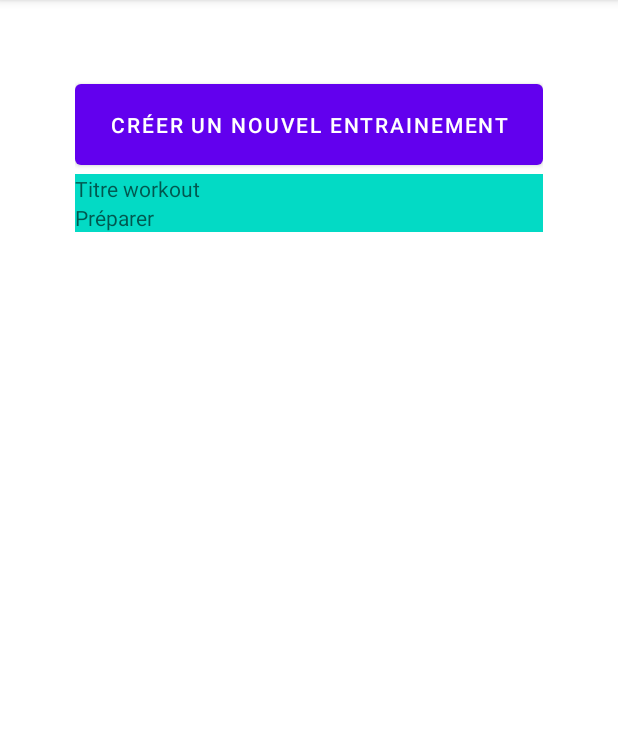
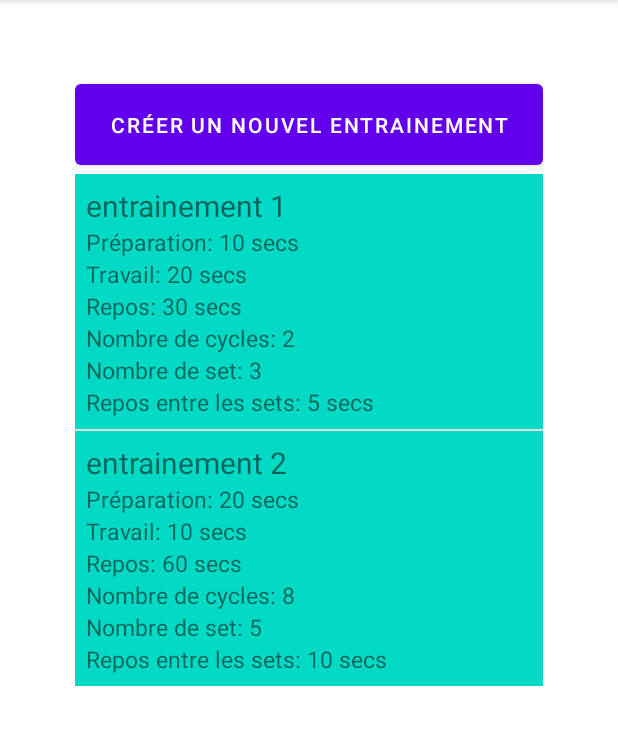
Before and after one commit to LamsaLL/tabata_timer, an Android app: the screen it shows after launch (MainActivity), on a phone screen of 412 x 824 dp, the part 84-829 px from its top. Run offline under Robolectric (Android 15) with nearby library versions, the phone set to English and light mode, and no system bars; our stand-ins replace Room's generated code.

Commit message:
feat(workout): set listView for workouts

```diff
--- a/app/src/main/java/com/example/amsallel_tabata_timer/MainActivity.java
+++ b/app/src/main/java/com/example/amsallel_tabata_timer/MainActivity.java
@@ -4,30 +4,85 @@ package com.example.amsallel_tabata_timer;
 import android.content.Intent;
 import android.os.AsyncTask;
 import android.view.View;
+import android.widget.AdapterView;
 import android.widget.Button;
 import androidx.appcompat.app.AppCompatActivity;
 import android.os.Bundle;
+import android.widget.ListView;
+import android.widget.Toast;
 
 import com.example.amsallel_tabata_timer.db.DatabaseClient;
 import com.example.amsallel_tabata_timer.db.Workout;
 
+import java.util.ArrayList;
 import java.util.List;
 
 public class MainActivity extends AppCompatActivity {
     private DatabaseClient mDb;
     private WorkoutsAdapter adapter;
 
+    // VIEW
+    private ListView workoutList;
+    private Button buttonAdd;
+
     @Override
     protected void onCreate(Bundle savedInstanceState) {
         super.onCreate(savedInstanceState);
         setContentView(R.layout.activity_main);
 
+        // get client database
         mDb = DatabaseClient.getInstance(getApplicationContext());
 
+        //get views
+        workoutList = findViewById(R.id.workoutList);
+        buttonAdd = findViewById(R.id.button_add);
+
+        // Link adapter to listView
+        adapter = new WorkoutsAdapter(this, new ArrayList<Workout>());
+        workoutList.setAdapter(adapter);
+
+//        // Event on add button
+//        buttonAdd.setOnClickListener(new View.OnClickListener() {
+//            @Override
+//            public void onClick(View view) {
+//                Intent intent = new Intent(MainActivity.this, AddTaskActivity.class);
+//                startActivityForResult(intent, REQUEST_CODE_ADD);
+//            }
+//        });
+
+        // Add click event to listView
+        workoutList.setOnItemClickListener(new AdapterView.OnItemClickListener() {
+            @Override
+            public void onItemClick(AdapterView<?> parent, View view, int position, long id) {
+
+                // Get the clicked workout thanks to adapter
+                Workout workout = adapter.getItem(position);
+
+                // Message
+                Toast.makeText(MainActivity.this, "Click : " + workout.getName(), Toast.LENGTH_SHORT).show();
+            }
+        });
+
+        // Add long click event to listView
+        workoutList.setOnItemLongClickListener(new AdapterView.OnItemLongClickListener() {
+
+            @Override
+            public boolean onItemLongClick(AdapterView<?> parent, View view, int position, long id) {
+
+                // Get the clicked workout thanks to adapter
+                Workout workout = adapter.getItem(position);
+
+                // Message
+                Toast.makeText(MainActivity.this, "LongClick : " + workout.getName(), Toast.LENGTH_SHORT).show();
+
+                return false;
+            }
+        });
+
+        //getTasks();
     }
 
     public void onAddWorkout(View view) {
-
         // Create new intent
         Intent AddWorkoutViewActivityIntent = new Intent(MainActivity.this, AddWorkoutActivity.class);
 
--- a/app/src/main/java/com/example/amsallel_tabata_timer/WorkoutsAdapter.java
+++ b/app/src/main/java/com/example/amsallel_tabata_timer/WorkoutsAdapter.java
@@ -36,13 +36,21 @@ public class WorkoutsAdapter extends ArrayAdapter<Workout> {
         final View rowView = inflater.inflate(R.layout.template_workout, parent, false);
 
         // Récupération des objets graphiques dans le template
-        //TextView textViewTask = (TextView) rowView.findViewById(R.id.textViewTask);
-        //TextView textViewDesc = (TextView) rowView.findViewById(R.id.textViewDesc);
+        TextView textViewWorkoutTitle = (TextView) rowView.findViewById(R.id.textViewWorkoutTitle);
+        TextView textViewPreparation = (TextView) rowView.findViewById(R.id.textViewPreparation);
+        TextView textViewWorkTime = (TextView) rowView.findViewById(R.id.textViewWork);
+        TextView textViewRestTime = (TextView) rowView.findViewById(R.id.textViewRest);
+        TextView textNumberOfCycles = (TextView) rowView.findViewById(R.id.textViewCycle);
+        TextView textNumberOfSets = (TextView) rowView.findViewById(R.id.textViewSet);
+        TextView textRestBtwSetsTime = (TextView) rowView.findViewById(R.id.textViewRestBtwSet);
 
-
-        //textViewTask.setText(workout.getLibelle());
-        //textViewDesc.setText(workout.getDescription());
-
+        textViewWorkoutTitle.setText(workout.getName());
+        textViewPreparation.setText("Préparation: " + workout.getPreparationTime() + " secs");
+        textViewWorkTime.setText("Travail: " + workout.getWorkTime() + " secs");
+        textViewRestTime.setText("Repos: " + workout.getRestTime() + " secs");
+        textNumberOfCycles.setText("Nombre de cycles: " + workout.getNumberOfCycles() );
+        textNumberOfSets.setText("Nombre de set: " + workout.getNumberOfSets() );
+        textRestBtwSetsTime.setText("Repos entre les sets: " + workout.getRestBtwSetsTime() + " secs");
 
         return rowView;
     }
--- a/app/src/main/java/com/example/amsallel_tabata_timer/db/DatabaseClient.java
+++ b/app/src/main/java/com/example/amsallel_tabata_timer/db/DatabaseClient.java
@@ -49,9 +49,10 @@ public class DatabaseClient {
         public void onCreate(@NonNull SupportSQLiteDatabase db) {
             super.onCreate(db);
 
-            //
-            // db.execSQL("INSERT INTO task (libelle, description) VALUES(\"tâche 1\", \"installer la librairie Room\");");
-            // db.execSQL("INSERT INTO task (libelle, description) VALUES(\"tâche 2\", \" Créer DatabaseClient\");");
+             db.execSQL("INSERT INTO workout (name, preparationTime, workTime, restTime, restBtwSetsTime, numberOfSets, numberOfCycles)" +
+                     " VALUES(\"entrainement 1\", \"10\", \"20\",\"30\",\"5\",\"3\",\"2\");");
+             db.execSQL("INSERT INTO workout (name, preparationTime, workTime, restTime, restBtwSetsTime, numberOfSets, numberOfCycles)" +
+                     " VALUES(\"entrainement 2\", \"20\", \"10\",\"60\",\"10\",\"5\",\"8\");");
 
         }
     };
--- a/app/src/main/res/layout/activity_main.xml
+++ b/app/src/main/res/layout/activity_main.xml
@@ -14,22 +14,28 @@
             android:layout_height="66dp"
             android:onClick="onAddWorkout"
             android:text="@string/button_add_workout" />
-
-        <LinearLayout
+        <ListView
+            android:id="@+id/workoutList"
             android:layout_width="match_parent"
             android:layout_height="wrap_content"
-            android:background="@color/teal_200"
             android:orientation="vertical"
-        >
-                <TextView
-                    android:layout_width="wrap_content"
-                    android:layout_height="wrap_content"
-                    android:hint="@string/workout_title"
-                    />
-                <TextView
-                    android:layout_width="wrap_content"
-                    android:layout_height="wrap_content"
-                    android:hint="@string/prepare_title"
-                    />
-        </LinearLayout>
+            android:layout_alignParentTop="true"
+            android:layout_above="@+id/button_add"/>
+<!--        <LinearLayout-->
+<!--            android:layout_width="match_parent"-->
+<!--            android:layout_height="wrap_content"-->
+<!--            android:background="@color/teal_200"-->
+<!--            android:orientation="vertical"-->
+<!--        >-->
+<!--                <TextView-->
+<!--                    android:layout_width="wrap_content"-->
+<!--                    android:layout_height="wrap_content"-->
+<!--                    android:hint="@string/workout_title"-->
+<!--                    />-->
+<!--                <TextView-->
+<!--                    android:layout_width="wrap_content"-->
+<!--                    android:layout_height="wrap_content"-->
+<!--                    android:hint="@string/prepare_title"-->
+<!--                    />-->
+<!--        </LinearLayout>-->
 </LinearLayout>
```
Also changed, not shown: app/src/main/res/layout/template_workout.xml (+0 -8 lines).
